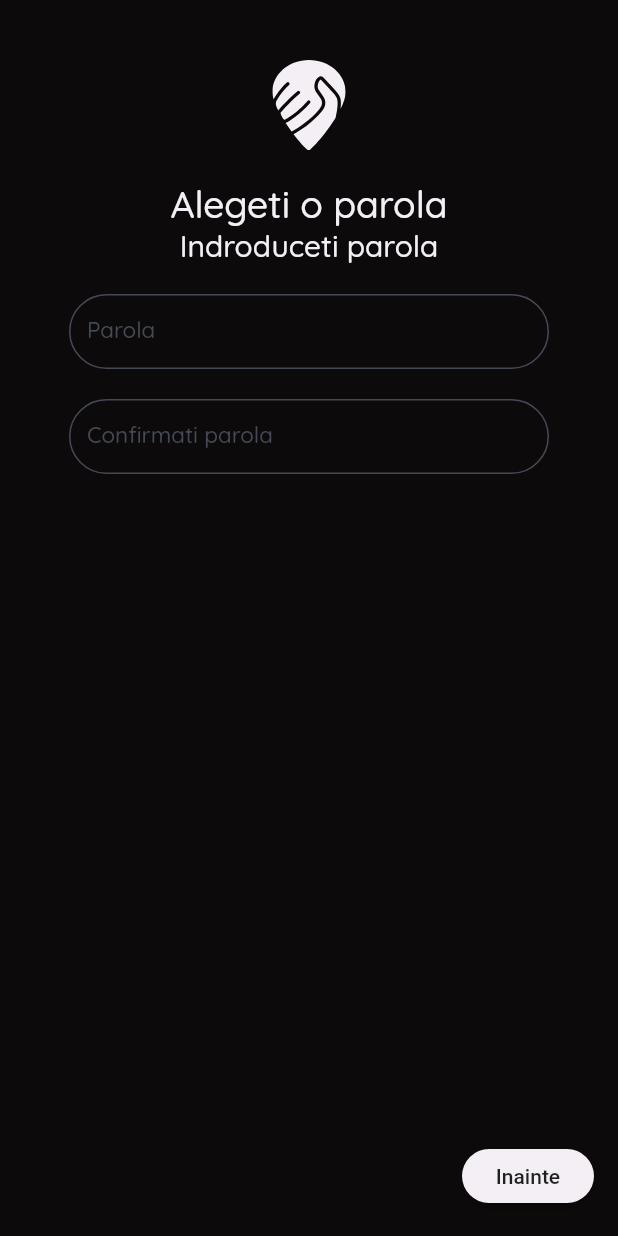
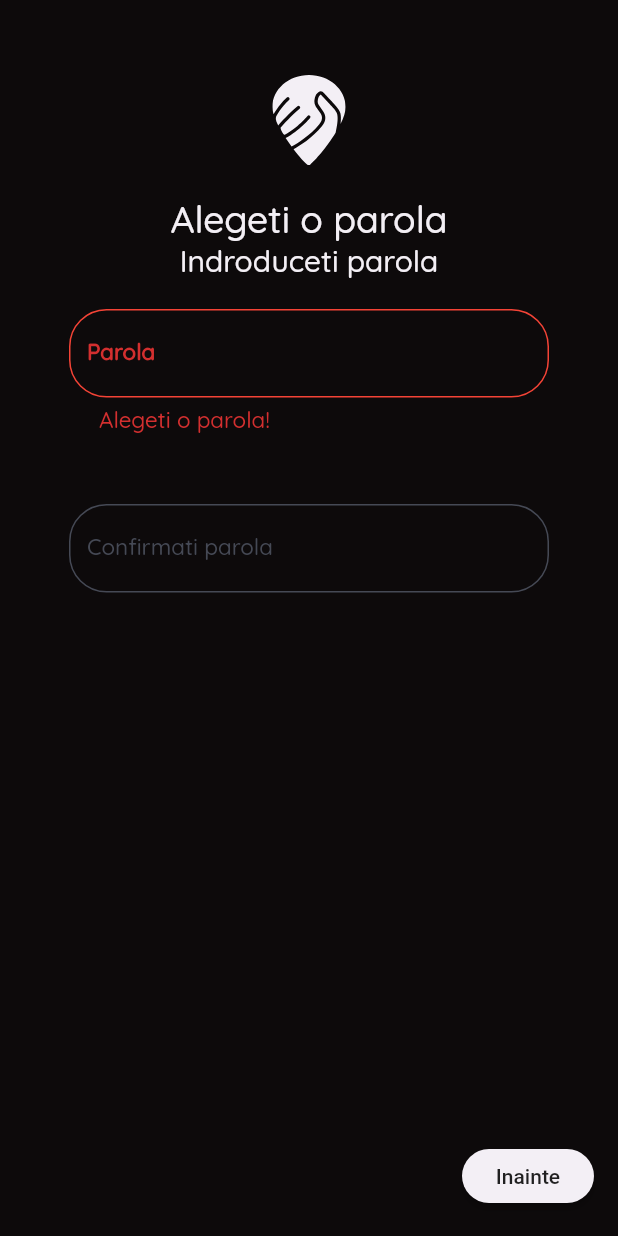
Before and after one commit to Andrei250/CovidHelperV2.0, a Flutter app: the screen it shows after launch, after a tap on "Inainte", on a phone screen of 412 x 824 dp. Run offline on Flutter 3.47's test engine with Material 2 defaults, Android fonts, the phone set to English and light mode, and no system bars; our stand-ins replace cloud_firestore, email_validator, firebase_auth, flutter_svg; missing offline and left inert: firebase_user_stream; accounts and stored records are empty.

Commit message:
password register errors show

```diff
--- a/lib/components/text_field.dart
+++ b/lib/components/text_field.dart
@@ -1,4 +1,3 @@
-import 'package:covidhelper_v2/models/vendor.dart';
 import 'package:covidhelper_v2/utils/app_theme.dart';
 import 'package:flutter/material.dart';
 
@@ -7,9 +6,13 @@ class InputTextField extends StatefulWidget {
   final String label;
   final bool passwordText;
   final Function(String) changeValue;
+  final String errorText;
 
-
-  InputTextField({ this.inputType, this.label, this.passwordText, this.changeValue});
+  InputTextField({this.inputType,
+    this.label,
+    this.passwordText,
+    this.changeValue,
+    this.errorText});
 
   @override
   _InputTextFieldState createState() => _InputTextFieldState();
@@ -40,9 +43,15 @@ class _InputTextFieldState extends State<InputTextField> {
 
   @override
   Widget build(BuildContext context) {
-    final user = InheritedModel.inheritFrom<Vendor>(context, aspect: 'one');
+//    final user = InheritedModel.inheritFrom<Vendor>(context, aspect: 'one');
+
+    String _name;
+
     return Scaffold(
-      body: TextFormField(
+        body: Column(
+          children: <Widget>[
+            SizedBox(
+              child: TextFormField(
                 obscureText: widget.passwordText,
                 keyboardType: widget.inputType,
                 focusNode: focusNode,
@@ -50,10 +59,41 @@ class _InputTextFieldState extends State<InputTextField> {
                 cursorColor: AppTheme.lightColor,
                 decoration: new InputDecoration(
                   labelText: '${widget.label}',
-          labelStyle: focusNode.hasFocus ? eLabelFocused : eLabel,
+                  labelStyle: widget.errorText != null
+                      ? eLabelError
+                      : focusNode.hasFocus ? eLabelFocused : eLabel,
+                  enabledBorder: new OutlineInputBorder(
+                    borderRadius: new BorderRadius.circular(25.0),
+                    borderSide: BorderSide(
+                      color: widget.errorText != null
+                          ? Colors.red
+                          : AppTheme.primaryVariantColor,
+                    ),
+                  ),
+                  focusedBorder: new OutlineInputBorder(
+                    borderRadius: new BorderRadius.circular(25.0),
+                    borderSide: BorderSide(
+                      color: widget.errorText != null
+                          ? Colors.red
+                          : AppTheme.lightColor,
+                      width: 1.5,
+                    ),
+                  ),
                 ),
                 onChanged: (val) => widget.changeValue(val),
               ),
-    );
+            ),
+            Align(
+              alignment: Alignment.centerLeft,
+              child: Padding(
+                padding: const EdgeInsets.fromLTRB(20, 5, 0, 0),
+                child: Text(
+                  widget.errorText == null ? '' : widget.errorText,
+                  style: eWarning,
+                ),
+              ),
+            ),
+          ],
+        ));
   }
 }
--- a/lib/main.dart
+++ b/lib/main.dart
@@ -1,9 +1,5 @@
-import 'package:covidhelper_v2/components/text_field.dart';
-import 'package:covidhelper_v2/pages/admin_panel.dart';
-import 'package:covidhelper_v2/pages/home.dart';
-import 'package:covidhelper_v2/pages/login.dart';
-import 'package:covidhelper_v2/pages/register/register_all.dart';
 import 'package:covidhelper_v2/pages/register/register_email.dart';
+import 'package:covidhelper_v2/pages/register/register_name.dart';
 import 'package:covidhelper_v2/pages/register/register_password.dart';
 import 'package:flutter/material.dart';
 import 'package:covidhelper_v2/utils/app_theme.dart';
@@ -11,6 +7,7 @@ import 'package:covidhelper_v2/utils/app_theme.dart';
 import 'components/list_users.dart';
 
 void main() => runApp(MaterialApp(
-    theme: AppTheme.darkTheme,
+  debugShowCheckedModeBanner: false,
+  theme: AppTheme.darkTheme,
   home: RegisterPassword(),
 ));
--- a/lib/pages/register/register_one_text.dart
+++ b/lib/pages/register/register_one_text.dart
@@ -5,6 +5,17 @@ import 'package:covidhelper_v2/utils/logo_register.dart';
 import 'package:flutter/material.dart';
 
 class RegisterOneText extends StatefulWidget {
+  RegisterOneText(
+      {this.label,
+      this.welcomeTextBig,
+      this.welcomeTextSmall,
+      this.passwordText,
+      this.inputType,
+      this.onPressed,
+      this.route,
+      this.changeValue,
+      this.errorText});
+
   final String label;
   final String welcomeTextBig;
   final String welcomeTextSmall;
@@ -13,16 +24,7 @@ class RegisterOneText extends StatefulWidget {
   final VoidCallback onPressed;
   final String route;
   final Function(String) changeValue;
-
-  RegisterOneText(
-      {this.label,
-      this.welcomeTextBig,
-      this.welcomeTextSmall,
-      this.passwordText,
-      this.inputType,
-      this.onPressed,
-      this.route,
-      this.changeValue});
+  final String errorText;
 
   @override
   _RegisterOneTextState createState() => _RegisterOneTextState();
@@ -45,34 +47,34 @@ class _RegisterOneTextState extends State<RegisterOneText> {
 
     return MaterialApp(
       onGenerateRoute: RegisterAll.generateRoute,
-      debugShowCheckedModeBanner: false,
       theme: AppTheme.darkTheme,
       home: Scaffold(
         floatingActionButton: new RaisedButton(
           child: Text('Inainte'),
           onPressed: widget.onPressed,
         ),
-        body: Container(
-          child: Row(
-            mainAxisAlignment: MainAxisAlignment.center,
-            mainAxisSize: MainAxisSize.max,
-            children: <Widget>[
-              Expanded(
-                child: Column(
-                  mainAxisSize: MainAxisSize.min,
+        body: ListView(
           children: <Widget>[
             Padding(
-                      padding: const EdgeInsets.fromLTRB(0.0, 40.0, 0.0, 20.0),
-                      child: SizedBox(
+              padding: const EdgeInsets.fromLTRB(30.0, 50.0, 30.0, 10.0),
+              child: Column(
+                children: <Widget>[
+                  SizedBox(
                     height: 70.0,
                     width: 70.0,
                     child: LogoRegister(),
                   ),
+                  SizedBox(
+                    height: 20.0,
                   ),
-                    Text('${widget.welcomeTextBig}',
+                  SizedBox(
+                    child: Text('${widget.welcomeTextBig}',
                         style: AppTheme.darkTheme.textTheme.headline2),
-                    Text('${widget.welcomeTextSmall}',
+                  ),
+                  SizedBox(
+                    child: Text('${widget.welcomeTextSmall}',
                         style: AppTheme.darkTheme.textTheme.headline3),
+                  ),
                   SizedBox(
                     height: 30.0,
                   ),
@@ -84,12 +86,12 @@ class _RegisterOneTextState extends State<RegisterOneText> {
                         passwordText: widget.passwordText,
                         label: '${widget.label}',
                         changeValue: widget.changeValue,
+                        errorText: widget.errorText,
                       )),
                 ],
               ),
-              ),
+            )
           ],
-          ),
         ),
       ),
     );
--- a/lib/pages/register/register_password.dart
+++ b/lib/pages/register/register_password.dart
@@ -10,15 +10,49 @@ class RegisterPassword extends StatefulWidget {
 class _RegisterPasswordState extends State<RegisterPassword> {
   String password;
   String passwordConfirm;
+  String errorFirstText;
+  String errorSecondText;
 
   @override
   Widget build(BuildContext context) {
+    bool passwordOk = false;
+    bool passwordConfirmOk = false;
+
     void changePassword(String val) {
       password = val;
     }
 
     void changePasswordConfirm(String val) {
       passwordConfirm = val;
+    }
+
+    void verifyPassword() {
+      if (password == null) {
+        errorFirstText = 'Alegeti o parola!';
+      } else if (password.length < 6) {
+        errorFirstText = 'Parola trebuie sa contina minim 6 caractere!';
+      } else if (password == null && passwordConfirm != null) {
+        errorFirstText = 'Alegeti o parola!';
+      } else {
+        errorFirstText = null;
+        passwordOk = true;
+      }
+    }
+
+    void verifyPasswordConfirm() {
+      if (passwordConfirm == null && password != null) {
+        errorSecondText = 'Confirmati parola!';
+      } else if (password != null && passwordConfirm != password) {
+        errorSecondText = 'Parolele nu coincid';
+      } else {
+        errorSecondText = null;
+        passwordConfirmOk = true;
+      }
+    }
+
+    void verifyBothPasswords() {
+      verifyPassword();
+      verifyPasswordConfirm();
     }
 
     return Container(
@@ -33,8 +67,16 @@ class _RegisterPasswordState extends State<RegisterPassword> {
       changeFirstValue: changePassword,
       changeSecondValue: changePasswordConfirm,
       onPressed: () {
-        Navigator.of(context).pushNamed('/home', arguments: password);
+        setState(() {
+          verifyBothPasswords();
+          if (passwordOk == true && passwordConfirmOk == true) {
+//            print('ebiness');
+//            Navigator.of(context).pushNamed('/home', arguments: password);
+          }
+        });
       },
+      errorFirstText: errorFirstText,
+      errorSecondText: errorSecondText,
     ));
   }
 }
--- a/lib/pages/register/register_two_texts.dart
+++ b/lib/pages/register/register_two_texts.dart
@@ -5,6 +5,20 @@ import 'package:covidhelper_v2/utils/logo_register.dart';
 import 'package:flutter/material.dart';
 
 class RegisterTwoTexts extends StatefulWidget {
+  RegisterTwoTexts(
+      {this.labelOne,
+      this.labelTwo,
+      this.welcomeTextBig,
+      this.welcomeTextSmall,
+      this.inputType,
+      this.passwordText,
+      this.onPressed,
+      this.route,
+      this.changeFirstValue,
+      this.changeSecondValue,
+      this.errorFirstText,
+      this.errorSecondText});
+
   final String labelOne;
   final String labelTwo;
   final String welcomeTextBig;
@@ -15,18 +29,8 @@ class RegisterTwoTexts extends StatefulWidget {
   final String route;
   final Function(String) changeFirstValue;
   final Function(String) changeSecondValue;
-
-  RegisterTwoTexts(
-      {this.labelOne,
-      this.labelTwo,
-      this.welcomeTextBig,
-      this.welcomeTextSmall,
-      this.inputType,
-      this.passwordText,
-      this.onPressed,
-      this.route,
-      this.changeFirstValue,
-      this.changeSecondValue});
+  final String errorFirstText;
+  final String errorSecondText;
 
   @override
   _RegisterTwoTextsState createState() => _RegisterTwoTextsState();
@@ -49,40 +53,41 @@ class _RegisterTwoTextsState extends State<RegisterTwoTexts> {
               child: Text('Inainte'),
               onPressed: widget.onPressed,
             ),
-        body: Container(
-          child: Row(
-            mainAxisAlignment: MainAxisAlignment.center,
-            mainAxisSize: MainAxisSize.max,
-            children: <Widget>[
-              Expanded(
-                child: Column(
-                  mainAxisSize: MainAxisSize.min,
+            body: ListView(
+//              shrinkWrap: true,
               children: <Widget>[
                 Padding(
-                      padding: const EdgeInsets.fromLTRB(0.0, 40.0, 0.0, 20.0),
-                      child: SizedBox(
+                  padding: const EdgeInsets.fromLTRB(30.0, 50.0, 30.0, 10.0),
+                  child: Column(
+                    children: <Widget>[
+                      SizedBox(
                         height: 60.0,
                         width: 60.0,
                         child: LogoRegister(),
                       ),
-                    ),
-                    Text('${widget.welcomeTextBig}',
-                        style: AppTheme.darkTheme.textTheme.headline2),
-                    Text('${widget.welcomeTextSmall}',
-                        style: AppTheme.darkTheme.textTheme.headline3),
                       SizedBox(
                         height: 20.0,
                       ),
-                    Column(
-                      children: <Widget>[
+                      SizedBox(
+                        child: Text('${widget.welcomeTextBig}',
+                            style: AppTheme.darkTheme.textTheme.headline2),
+                      ),
+                      SizedBox(
+                        child: Text('${widget.welcomeTextSmall}',
+                            style: AppTheme.darkTheme.textTheme.headline3),
+                      ),
+                      SizedBox(
+                        height: 20.0,
+                      ),
                       SizedBox(
                         width: 320.0,
-                          height: 50.0,
+                        height: 110.0,
                         child: InputTextField(
                           label: '${widget.labelOne}',
                           passwordText: widget.passwordText,
                           inputType: widget.inputType,
                           changeValue: widget.changeFirstValue,
+                          errorText: widget.errorFirstText,
                         ),
                       ),
                       SizedBox(
@@ -90,22 +95,18 @@ class _RegisterTwoTextsState extends State<RegisterTwoTexts> {
                       ),
                       SizedBox(
                           width: 320.0,
-                            height: 50.0,
+                          height: 88.0,
                           child: InputTextField(
                             label: '${widget.labelTwo}',
                             passwordText: widget.passwordText,
                             inputType: widget.inputType,
                             changeValue: widget.changeSecondValue,
-                            ))
+                            errorText: widget.errorSecondText,
+                          )),
                     ],
                   ),
+                )
               ],
-                ),
-              ),
-            ],
-          ),
-        ),
-      ),
-    );
+            )));
   }
 }
--- a/lib/utils/app_theme.dart
+++ b/lib/utils/app_theme.dart
@@ -82,3 +82,9 @@ final eLabelError = TextStyle(
   fontWeight: FontWeight.bold,
   fontFamily: 'quicksand',
 );
+
+final eWarning = TextStyle(
+  color: Colors.red[700],
+  fontFamily: 'quicksand',
+  fontSize: 15,
+);
```
Lines whose indentation alone changed are shown as unchanged.
